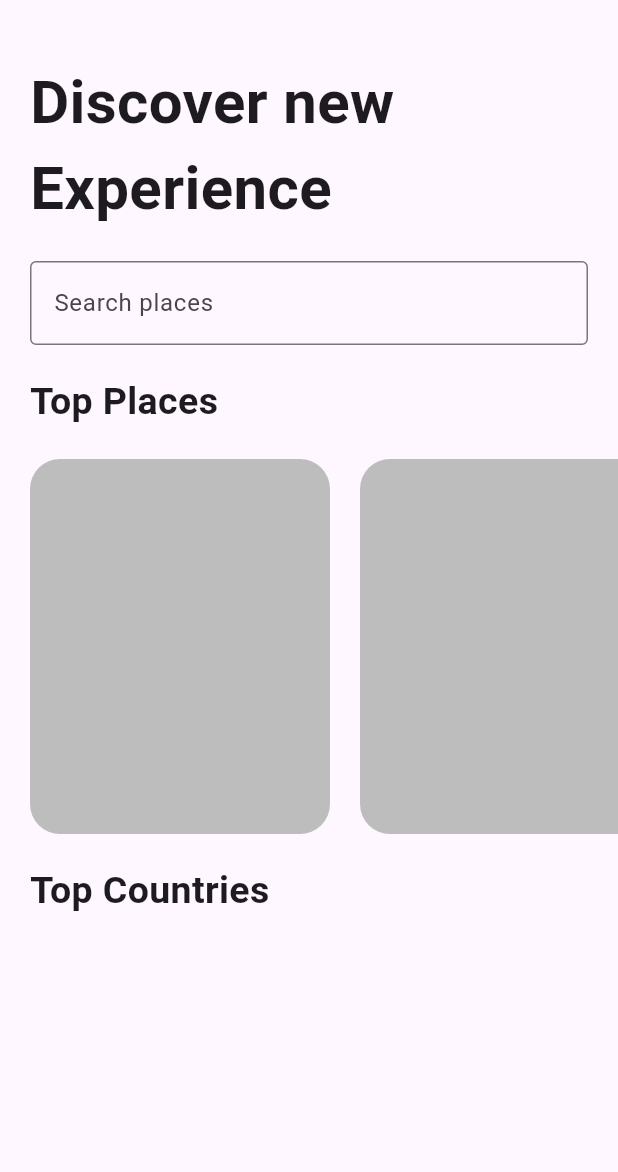
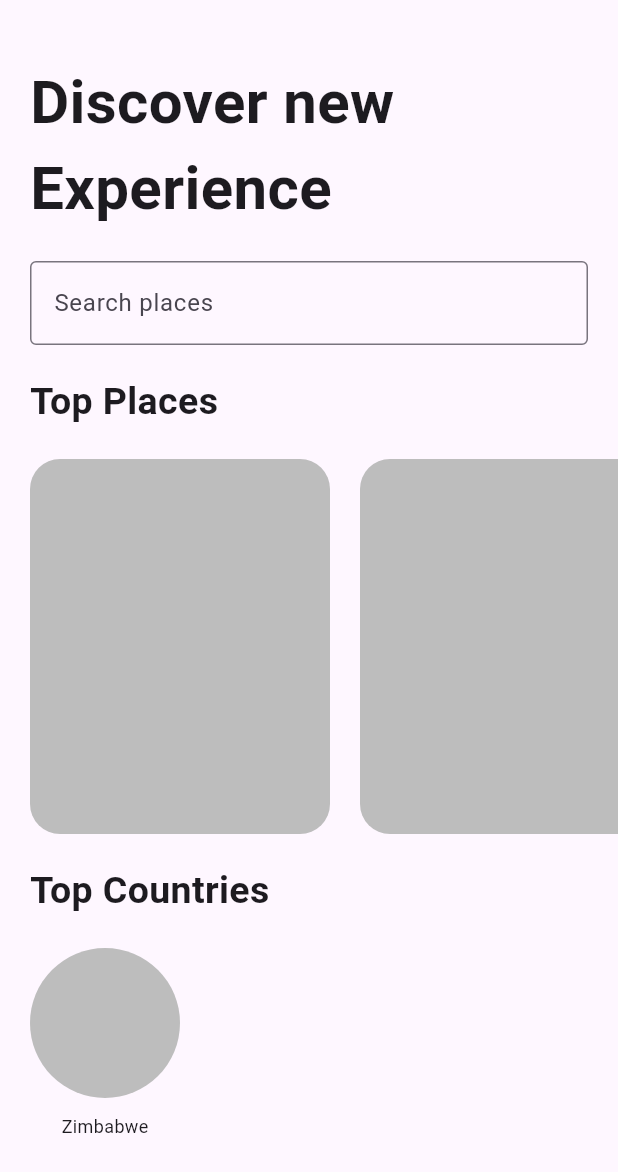
Before and after one commit to tinashemahwenda/travol-app, a Flutter app: the screen it shows after launch, on a phone screen of 412 x 824 dp. Shown: the top 1172 px of the screen. Run offline on Flutter 3.47's test engine with Material 3 defaults, Android fonts, the phone set to English and light mode, and no system bars.

Commit message:
Made top countries bubble

```diff
--- a/lib/screens/homepage.dart
+++ b/lib/screens/homepage.dart
@@ -92,6 +92,31 @@ class HomePage extends StatelessWidget {
           SubHeading(
             title: 'Top Countries',
           ),
+          Padding(
+            padding: const EdgeInsets.fromLTRB(20.0, 0, 10, 0),
+            child: Column(
+              crossAxisAlignment: CrossAxisAlignment.center,
+              children: [
+                Container(
+                  width: 100,
+                  height: 100,
+                  decoration: BoxDecoration(
+                    color: Colors.grey[400],
+                    borderRadius: BorderRadius.circular(50),
+                  ),
+                ),
+                SizedBox(
+                  height: 10,
+                ),
+                Text(
+                  'Zimbabwe',
+                  style: TextStyle(
+                    fontSize: 12,
+                  ),
+                )
+              ],
+            ),
+          )
         ],
       ),
     ));
```
